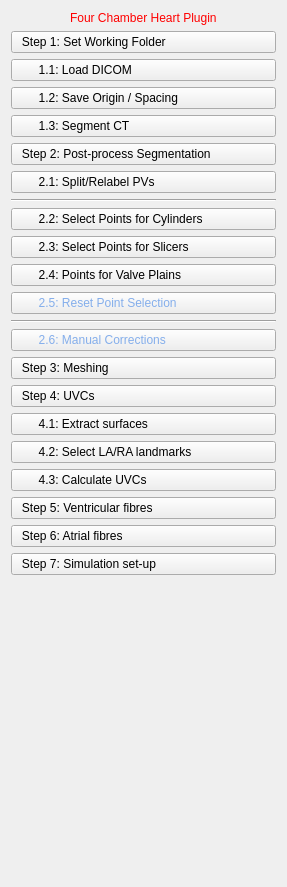
This is CemrgApp/Plugins/kcl.cemrgapp.fourchamber/src/internal/FourChamberViewControls.ui in RosieBarrows/CemrgApp as Qt 5 draws it before an edit. The edited form follows.
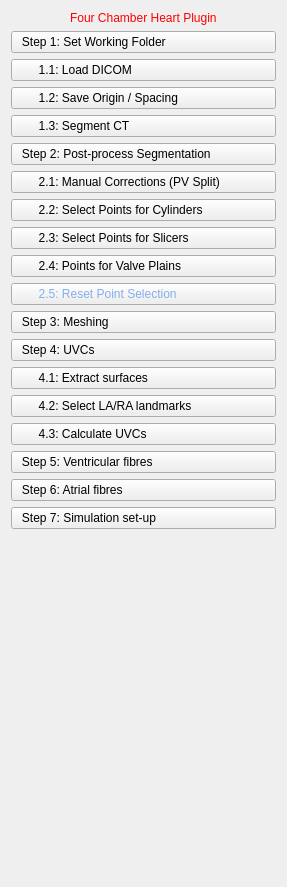
This is the edited form.

```diff
--- a/CemrgApp/Plugins/kcl.cemrgapp.fourchamber/src/internal/FourChamberViewControls.ui
+++ b/CemrgApp/Plugins/kcl.cemrgapp.fourchamber/src/internal/FourChamberViewControls.ui
@@ -81,19 +81,12 @@
     </widget>
    </item>
    <item>
-    <widget class="QPushButton" name="button_splitpulms">
+    <widget class="QPushButton" name="button_corrections">
      <property name="styleSheet">
-      <string notr="true">text-align: left; </string>
+      <string notr="true">text-align: left; color:</string>
      </property>
      <property name="text">
-      <string>        2.1: Split/Relabel PVs</string>
-     </property>
-    </widget>
-   </item>
-   <item>
-    <widget class="Line" name="line">
-     <property name="orientation">
-      <enum>Qt::Horizontal</enum>
+      <string>        2.1: Manual Corrections (PV Split)</string>
      </property>
     </widget>
    </item>
@@ -137,23 +130,6 @@
      </property>
     </widget>
    </item>
-   <item>
-    <widget class="Line" name="line_2">
-     <property name="orientation">
-      <enum>Qt::Horizontal</enum>
-     </property>
-    </widget>
-   </item>
-   <item>
-    <widget class="QPushButton" name="button_corrections">
-     <property name="styleSheet">
-      <string notr="true">text-align: left; color: rgb(132, 174, 235);</string>
-     </property>
-     <property name="text">
-      <string>        2.6: Manual Corrections</string>
-     </property>
-    </widget>
-   </item>
    <item>
     <widget class="QPushButton" name="button_meshing">
      <property name="styleSheet">
```
